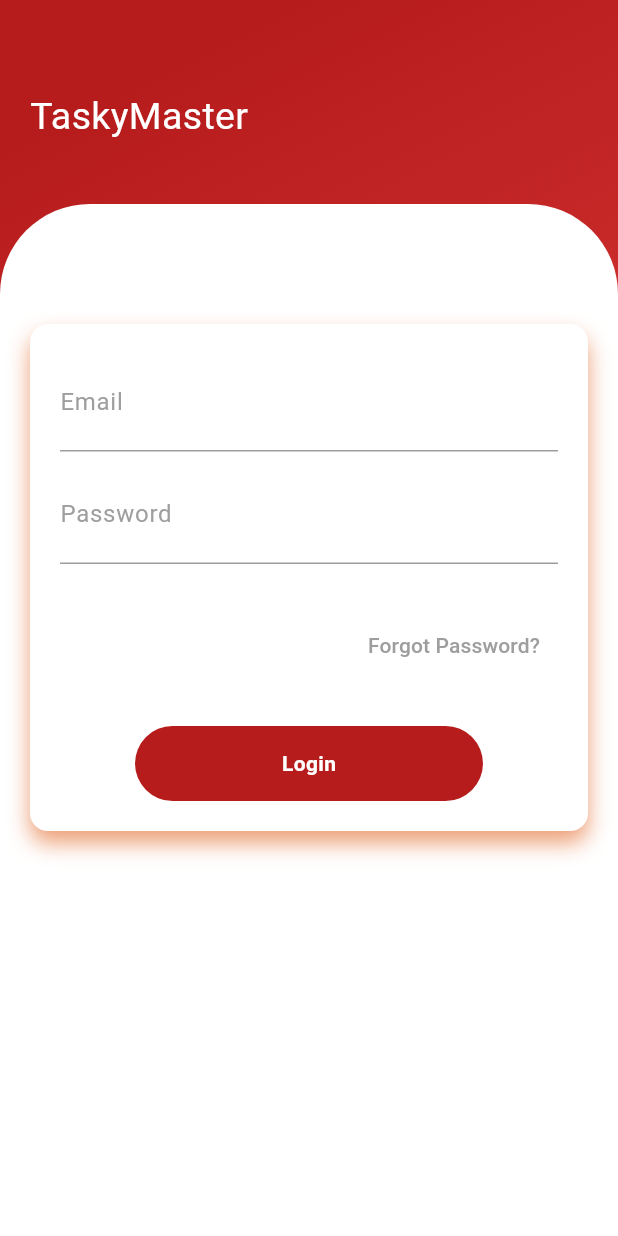
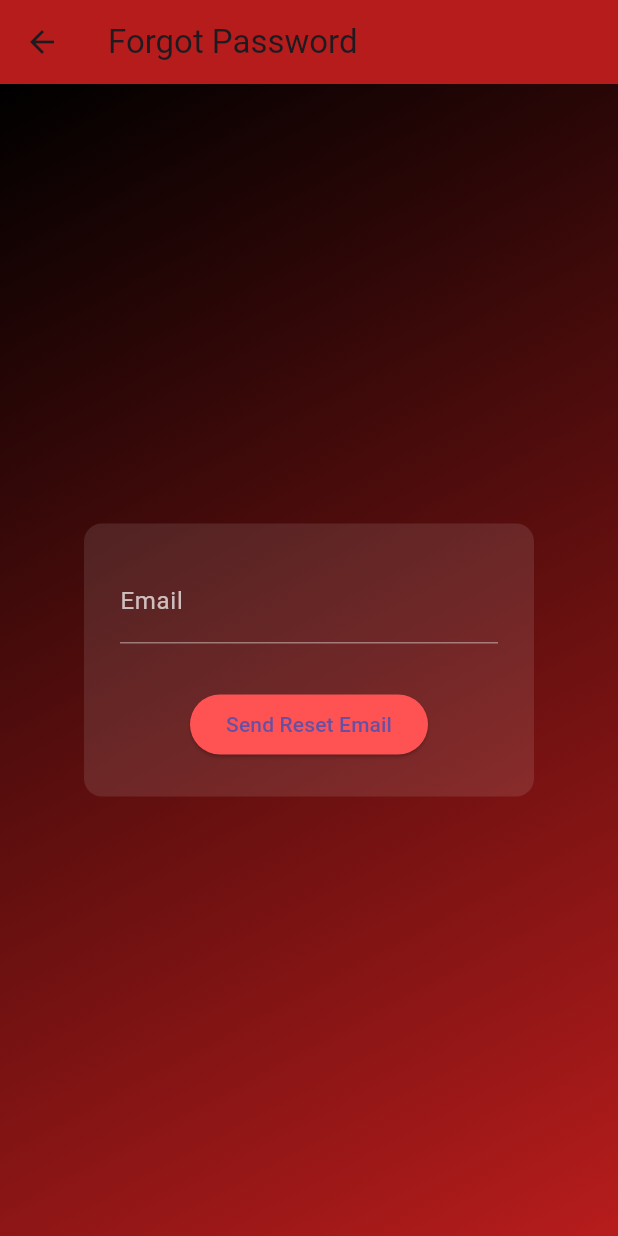
Before and after one commit to ElisaNasir/TaskMaster, a Flutter app: the screen it shows after launch, after a tap on "Forgot Password?", on a phone screen of 412 x 824 dp. Run offline on Flutter 3.47's test engine with Material 3 defaults, Android fonts, the phone set to English and light mode, and no system bars; our stand-ins replace cloud_firestore, firebase_auth, firebase_core, shared_preferences; accounts and stored records are empty; network calls fail.

Commit message:
Updated Code

```diff
--- /dev/null
+++ b/devtools_options.yaml
@@ -0,0 +1,3 @@
+description: This file stores settings for Dart & Flutter DevTools.
+documentation: https://docs.flutter.dev/tools/devtools/extensions#configure-extension-enablement-states
+extensions:
--- /dev/null
+++ b/lib/ForgotPassword.dart
@@ -0,0 +1,81 @@
+import 'package:flutter/material.dart';
+import 'package:firebase_auth/firebase_auth.dart';
+
+class ForgotPasswordScreen extends StatefulWidget {
+  const ForgotPasswordScreen({super.key});
+
+  @override
+  State<ForgotPasswordScreen> createState() => _ForgotPasswordScreenState();
+}
+
+class _ForgotPasswordScreenState extends State<ForgotPasswordScreen> {
+  final TextEditingController emailController = TextEditingController();
+  final FirebaseAuth _auth = FirebaseAuth.instance;
+
+  void resetPassword() async {
+    try {
+      await _auth.sendPasswordResetEmail(email: emailController.text.trim());
+      ScaffoldMessenger.of(context).showSnackBar(
+        SnackBar(content: Text("Password reset link sent!")),
+      );
+      Navigator.pop(context);
+    } catch (e) {
+      ScaffoldMessenger.of(context).showSnackBar(
+        SnackBar(content: Text("Error: $e")),
+      );
+    }
+  }
+
+  @override
+  Widget build(BuildContext context) {
+    return Scaffold(
+      appBar: AppBar(
+        title: Text("Forgot Password"),
+        backgroundColor: Colors.red.shade900,
+      ),
+      body: Container(
+        decoration: BoxDecoration(
+          gradient: LinearGradient(
+            colors: [Colors.black, Colors.red.shade900],
+            begin: Alignment.topLeft,
+            end: Alignment.bottomRight,
+          ),
+        ),
+        child: Center(
+          child: Container(
+            padding: EdgeInsets.all(24),
+            decoration: BoxDecoration(
+              color: Colors.white10,
+              borderRadius: BorderRadius.circular(12),
+            ),
+            width: 300,
+            child: Column(
+              mainAxisSize: MainAxisSize.min,
+              children: [
+                TextField(
+                  controller: emailController,
+                  style: TextStyle(color: Colors.white),
+                  decoration: InputDecoration(
+                    labelText: "Email",
+                    labelStyle: TextStyle(color: Colors.white70),
+                    enabledBorder: UnderlineInputBorder(
+                      borderSide: BorderSide(color: Colors.white38),
+                    ),
+                  ),
+                ),
+                SizedBox(height: 30),
+                ElevatedButton(
+                  onPressed: resetPassword,
+                  style: ElevatedButton.styleFrom(
+                    backgroundColor: Colors.redAccent,
+                  ),
+                  child: Text("Send Reset Email"),
+                ),
+              ],
+            ),
+          ),
+        ),
+      ),
+    );
+  }
+}
--- a/lib/Home.dart
+++ b/lib/Home.dart
@@ -1,6 +1,8 @@
 import 'package:flutter/material.dart';
 import 'Counter.dart';
 import 'List.dart';
+import 'User_list.dart';
+import 'ProfileScreen.dart';
 
 class HomeScreen extends StatelessWidget {
   @override
@@ -37,6 +39,8 @@ class HomeScreen extends StatelessWidget {
                 _buildButton(context, 'Counter', CounterApp(), Colors.redAccent),
                 SizedBox(height: 20),
                 _buildButton(context, 'To-Do List', TodoListApp(), Colors.orangeAccent),
+                SizedBox(height: 20),
+                _buildButton(context, 'View API Users', UserListScreen(), Colors.redAccent),
               ],
             ),
           ),
--- /dev/null
+++ b/lib/UserProvider.dart
@@ -0,0 +1,18 @@
+import 'package:flutter/material.dart';
+
+class UserProvider with ChangeNotifier {
+  String _name = "Elisa Nasir";
+  String _email = "elisa@example.com";
+  String _profilePic = "https://i.pravatar.cc/150?img=10";
+
+  String get name => _name;
+  String get email => _email;
+  String get profilePic => _profilePic;
+
+  void setUser(String name, String email, String profilePic) {
+    _name = name;
+    _email = email;
+    _profilePic = profilePic;
+    notifyListeners();
+  }
+}
--- a/lib/main.dart
+++ b/lib/main.dart
@@ -1,7 +1,19 @@
 import 'package:flutter/material.dart';
-import 'Home.dart' ;
+import 'package:firebase_core/firebase_core.dart';
+import 'package:firebase_auth/firebase_auth.dart';
+import 'package:cloud_firestore/cloud_firestore.dart';
+import 'firebase_options.dart';
+import 'Home.dart';
+import 'Signup.dart';
+import 'ForgotPassword.dart';
 
-void main() => runApp(const MyApp());
+void main() async {
+  WidgetsFlutterBinding.ensureInitialized();
+  await Firebase.initializeApp(
+    options: DefaultFirebaseOptions.currentPlatform,
+  );
+  runApp(const MyApp());
+}
 
 class MyApp extends StatelessWidget {
   const MyApp({super.key});
@@ -15,8 +27,62 @@ class MyApp extends StatelessWidget {
   }
 }
 
-class LoginScreen extends StatelessWidget {
+class LoginScreen extends StatefulWidget {
   const LoginScreen({super.key});
+
+  @override
+  State<LoginScreen> createState() => _LoginScreenState();
+}
+
+class _LoginScreenState extends State<LoginScreen> {
+  final TextEditingController emailController = TextEditingController();
+  final TextEditingController passwordController = TextEditingController();
+  final FirebaseAuth _auth = FirebaseAuth.instance;
+
+  bool isLoading = false;
+
+  void loginUser() async {
+    setState(() {
+      isLoading = true;
+    });
+
+    try {
+      await _auth.signInWithEmailAndPassword(
+        email: emailController.text.trim(),
+        password: passwordController.text.trim(),
+      );
+
+      Navigator.pushReplacement(
+        context,
+        MaterialPageRoute(builder: (_) => HomeScreen()),
+      );
+    } on FirebaseAuthException catch (e) {
+      String message = "Login failed";
+      if (e.code == 'user-not-found') {
+        message = "No user found for that email.";
+      } else if (e.code == 'wrong-password') {
+        message = "Wrong password provided.";
+      }
+
+      showDialog(
+        context: context,
+        builder: (_) => AlertDialog(
+          title: const Text("Error"),
+          content: Text(message),
+          actions: [
+            TextButton(
+              onPressed: () => Navigator.pop(context),
+              child: const Text("OK"),
+            )
+          ],
+        ),
+      );
+    } finally {
+      setState(() {
+        isLoading = false;
+      });
+    }
+  }
 
   @override
   Widget build(BuildContext context) {
@@ -72,14 +138,21 @@ class LoginScreen extends StatelessWidget {
                         ),
                         child: Column(
                           children: [
-                            _buildInputField("Email", false),
+                            _buildInputField("Email", emailController, false),
                             const SizedBox(height: 10),
-                            _buildInputField("Password", true),
+                            _buildInputField("Password", passwordController, true),
                             const SizedBox(height: 30),
                             Align(
                               alignment: Alignment.centerRight,
                               child: TextButton(
-                                onPressed: () {},
+                                onPressed: () {
+                                  Navigator.push(
+                                    context,
+                                    MaterialPageRoute(
+                                      builder: (_) => ForgotPasswordScreen(),
+                                    ),
+                                  );
+                                },
                                 child: const Text(
                                   "Forgot Password?",
                                   style: TextStyle(color: Colors.grey),
@@ -88,14 +161,7 @@ class LoginScreen extends StatelessWidget {
                             ),
                             const SizedBox(height: 30),
                             GestureDetector(
-                              onTap: () {
-                                Navigator.push(
-                                  context,
-                                  MaterialPageRoute(
-                                    builder: (_) => HomeScreen(),
-                                  ),
-                                );
-                              },
+                              onTap: loginUser,
                               child: Container(
                                 height: 50,
                                 margin: const EdgeInsets.symmetric(horizontal: 50),
@@ -103,8 +169,10 @@ class LoginScreen extends StatelessWidget {
                                   borderRadius: BorderRadius.circular(50),
                                   color: Colors.red.shade900,
                                 ),
-                                child: const Center(
-                                  child: Text(
+                                child: Center(
+                                  child: isLoading
+                                      ? const CircularProgressIndicator(color: Colors.white)
+                                      : const Text(
                                     "Login",
                                     style: TextStyle(
                                       color: Colors.white,
@@ -113,6 +181,16 @@ class LoginScreen extends StatelessWidget {
                                   ),
                                 ),
                               ),
+                            ),
+                            const SizedBox(height: 20),
+                            TextButton(
+                              onPressed: () {
+                                Navigator.push(
+                                  context,
+                                  MaterialPageRoute(builder: (_) => SignupScreen()),
+                                );
+                              },
+                              child: const Text("Don't have an account? Sign Up"),
                             ),
                           ],
                         ),
@@ -129,13 +207,14 @@ class LoginScreen extends StatelessWidget {
     );
   }
 
-  Widget _buildInputField(String hint, bool obscure) {
+  Widget _buildInputField(String hint, TextEditingController controller, bool obscure) {
     return Container(
       padding: const EdgeInsets.symmetric(vertical: 8),
       decoration: const BoxDecoration(
         border: Border(bottom: BorderSide(color: Colors.grey)),
       ),
       child: TextField(
+        controller: controller,
         obscureText: obscure,
         decoration: InputDecoration(
           hintText: hint,
--- a/pubspec.yaml
+++ b/pubspec.yaml
@@ -35,6 +35,12 @@ dependencies:
   # Use with the CupertinoIcons class for iOS style icons.
   cupertino_icons: ^1.0.8
   shared_preferences: ^2.2.2
+  http: ^0.13.6
+  firebase_core: ^2.30.0
+  firebase_auth: ^4.17.0
+  cloud_firestore: ^4.14.0
+  provider: ^6.1.1
+
 
 dev_dependencies:
   flutter_test:
```
Also changed, not shown: lib/ProfileScreen.dart (added, +45 -0 lines), lib/Signup.dart (added, +108 -0 lines), lib/TodoProvider.dart (added, +62 -0 lines), lib/User_list.dart (added, +86 -0 lines), firebase.json (added), lib/firebase_options.dart (added), pubspec.lock, 10 other files.
